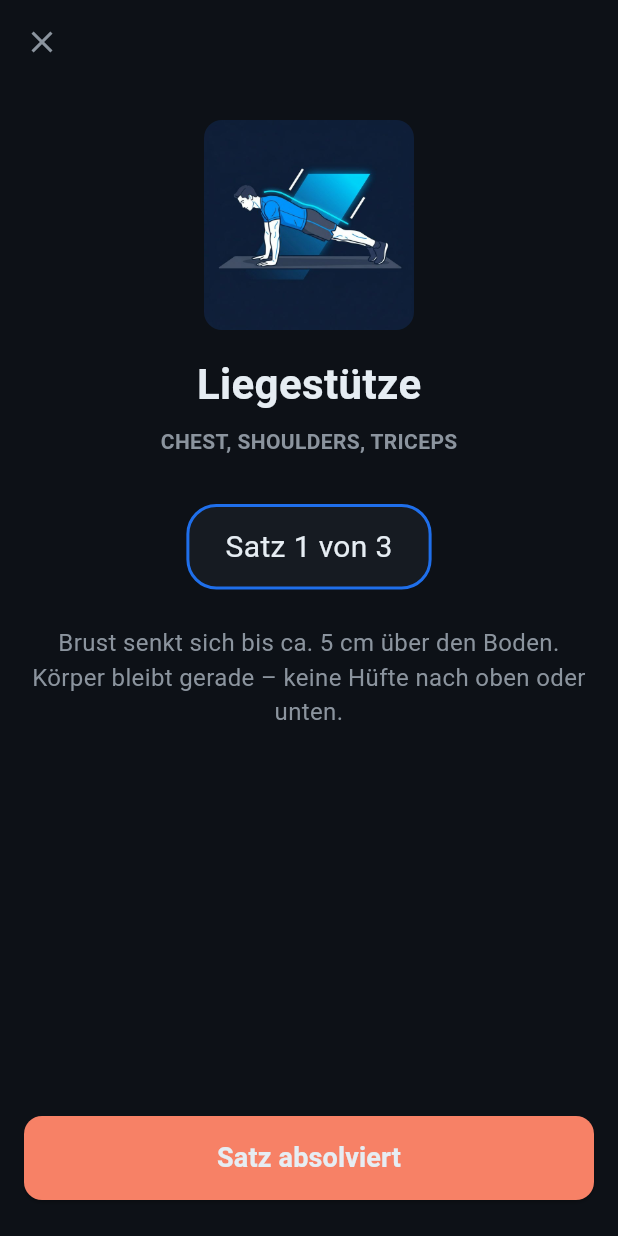
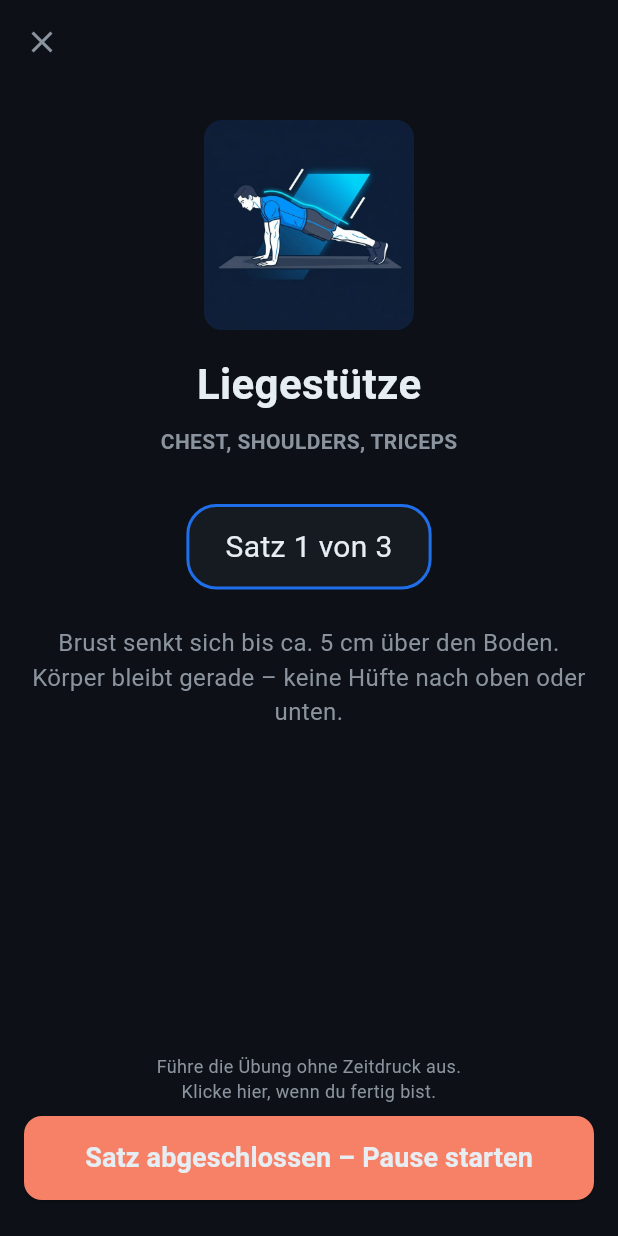
Before and after one commit to SAFSEC/Precision_Fitness_Flow, a Flutter app: the screen it shows after launch, after a tap on "TRAINING STARTEN", on a phone screen of 412 x 824 dp. Run offline on Flutter 3.47's test engine with Material 3 defaults, Android fonts, the phone set to English and light mode, and no system bars; our stand-ins replace audioplayers, flutter_riverpod, go_router, hive, hive_flutter; accounts and stored records are empty.

Commit message:
Fix: Correct dayId lookup for WorkoutPage and clarify strength view UX

```diff
--- a/lib/features/workout/strength_view.dart
+++ b/lib/features/workout/strength_view.dart
@@ -121,6 +121,15 @@ class StrengthView extends ConsumerWidget {
             child: const Text('Pause überspringen'),
           )
         else
+          Column(
+            crossAxisAlignment: CrossAxisAlignment.stretch,
+            children: [
+              const Text(
+                'Führe die Übung ohne Zeitdruck aus.\nKlicke hier, wenn du fertig bist.',
+                textAlign: TextAlign.center,
+                style: TextStyle(color: kColorTextMuted, fontSize: 12),
+              ),
+              const SizedBox(height: 8),
               ElevatedButton(
                 style: ElevatedButton.styleFrom(
                   backgroundColor: kColorAccent,
@@ -140,7 +149,9 @@ class StrengthView extends ConsumerWidget {
                      workoutController.startStrengthRest(restDuration, timerState.currentSetIndex + 1, totalSets);
                    }
                 },
-            child: const Text('Satz absolviert', style: TextStyle(fontSize: 18, fontWeight: FontWeight.bold)),
+                child: const Text('Satz abgeschlossen – Pause starten', style: TextStyle(fontSize: 18, fontWeight: FontWeight.bold)),
+              ),
+            ],
           ),
 
         const SizedBox(height: 24),
--- a/lib/features/workout/workout_page.dart
+++ b/lib/features/workout/workout_page.dart
@@ -22,17 +22,9 @@ class _WorkoutPageState extends ConsumerState<WorkoutPage> {
   @override
   void initState() {
     super.initState();
-    // Parse dayId (e.g., '1-2' for Week 1, Day 2)
-    final parts = widget.dayId.split('-');
-    int week = 1;
-    int dayOfWeek = 1;
-    if (parts.length == 2) {
-      week = int.tryParse(parts[0]) ?? 1;
-      dayOfWeek = int.tryParse(parts[1]) ?? 1;
-    }
 
     _trainingDay = kWorkoutPlan.firstWhere(
-      (day) => day.week == week && day.dayOfWeek == dayOfWeek,
+      (day) => day.id == widget.dayId,
       orElse: () => kWorkoutPlan.first,
     );
 
```
Also changed, not shown: 1 other file. Lines whose indentation alone changed are shown as unchanged.
